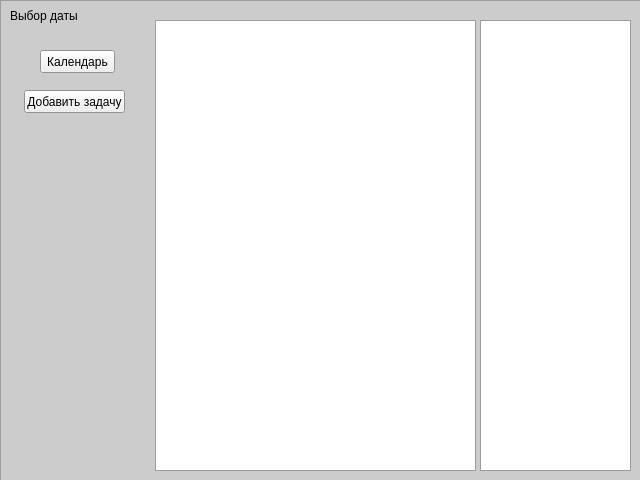
Qt form gui/gui.ui (NoValeria/organiser) before a commit.
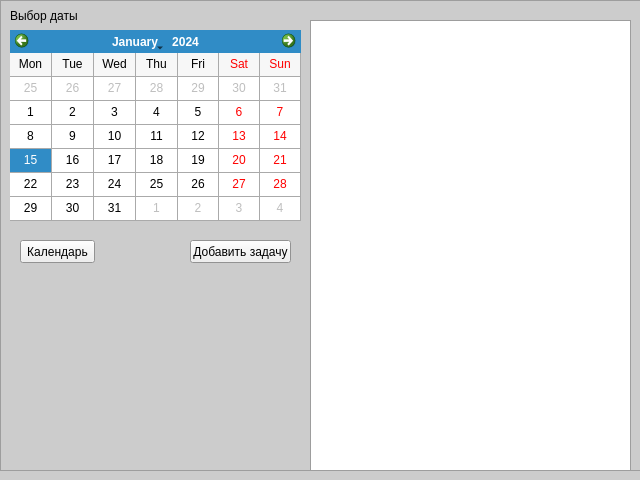
The same form after that commit.

```diff
--- a/gui/gui.ui
+++ b/gui/gui.ui
@@ -99,7 +99,7 @@
       <x>0</x>
       <y>0</y>
       <width>641</width>
-      <height>481</height>
+      <height>471</height>
      </rect>
     </property>
     <property name="frameShape">
@@ -108,16 +108,6 @@
     <property name="frameShadow">
      <enum>QFrame::Raised</enum>
     </property>
-    <widget class="QTableView" name="tableView">
-     <property name="geometry">
-      <rect>
-       <x>480</x>
-       <y>20</y>
-       <width>151</width>
-       <height>451</height>
-      </rect>
-     </property>
-    </widget>
     <widget class="QLabel" name="label">
      <property name="geometry">
       <rect>
@@ -134,8 +124,8 @@
     <widget class="QPushButton" name="pushButton">
      <property name="geometry">
       <rect>
-       <x>40</x>
-       <y>50</y>
+       <x>20</x>
+       <y>240</y>
        <width>75</width>
        <height>23</height>
       </rect>
@@ -147,8 +137,8 @@
     <widget class="QPushButton" name="openNewNoteButton">
      <property name="geometry">
       <rect>
-       <x>24</x>
-       <y>90</y>
+       <x>190</x>
+       <y>240</y>
        <width>101</width>
        <height>23</height>
       </rect>
@@ -160,13 +150,38 @@
     <widget class="QListWidget" name="listWidget">
      <property name="geometry">
       <rect>
-       <x>155</x>
+       <x>310</x>
        <y>20</y>
        <width>321</width>
        <height>451</height>
       </rect>
      </property>
     </widget>
+    <widget class="QCalendarWidget" name="calendarWidget">
+     <property name="geometry">
+      <rect>
+       <x>10</x>
+       <y>30</y>
+       <width>291</width>
+       <height>191</height>
+      </rect>
+     </property>
+     <property name="gridVisible">
+      <bool>true</bool>
+     </property>
+     <property name="horizontalHeaderFormat">
+      <enum>QCalendarWidget::ShortDayNames</enum>
+     </property>
+     <property name="verticalHeaderFormat">
+      <enum>QCalendarWidget::NoVerticalHeader</enum>
+     </property>
+     <property name="navigationBarVisible">
+      <bool>true</bool>
+     </property>
+     <property name="dateEditEnabled">
+      <bool>true</bool>
+     </property>
+    </widget>
    </widget>
   </widget>
  </widget>
```
